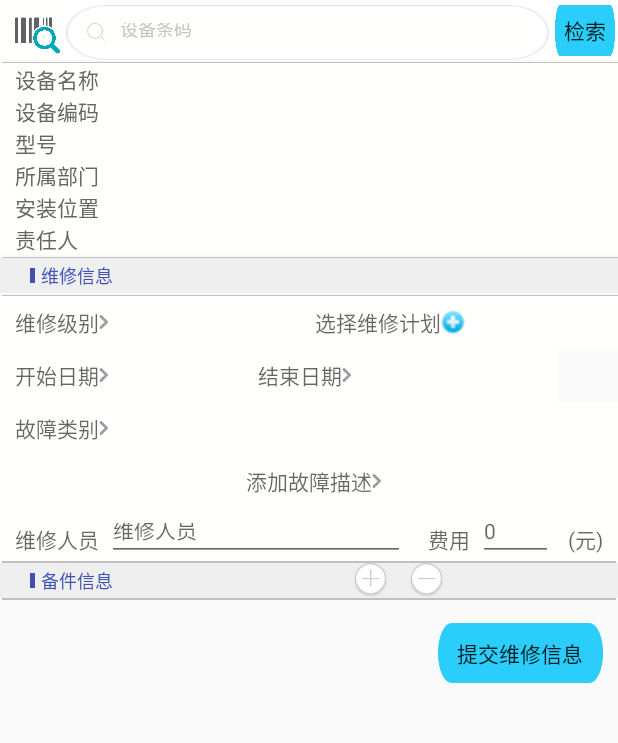
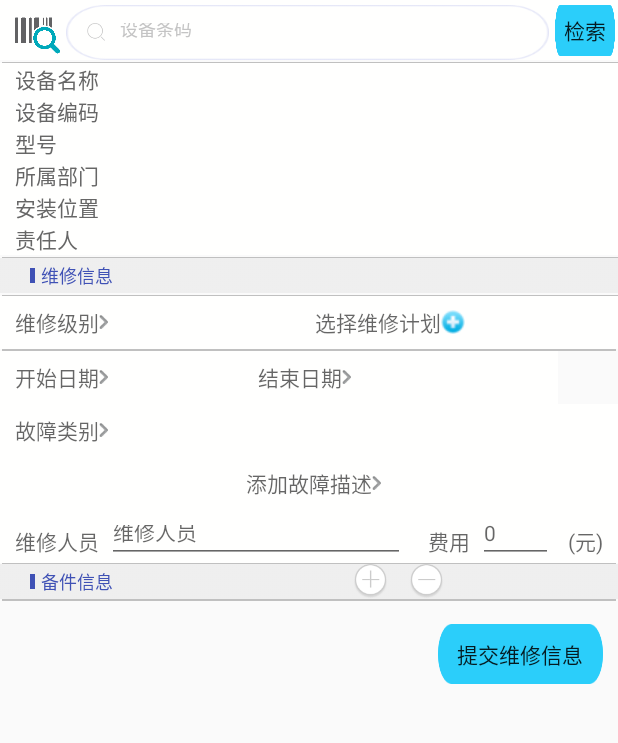
Before and after one commit to coderfruit/EamsAppV2, an Android app: the layout activity_repairment_report.xml on its own in the app's theme, with its tools: preview values and no code run, on a phone screen of 412 x 824 dp, the part 69-812 px from its top. Run offline under Robolectric (Android 15) with nearby library versions, the phone set to English and light mode, and no system bars.

Commit message:
201809019 tzq

```diff
--- a/app/src/main/res/layout/activity_repairment_report.xml
+++ b/app/src/main/res/layout/activity_repairment_report.xml
@@ -216,8 +216,25 @@
 
 
             </RelativeLayout>
+            <View
+                android:layout_width="match_parent"
+                android:layout_height="0.5dp"
+                android:layout_marginLeft="1dp"
+                android:layout_marginRight="1dp"
+                android:background="@color/white6" />
 
-
+            <ListView
+                android:id="@+id/mLv_Show_plan"
+                android:layout_width="match_parent"
+                android:layout_height="0dp"
+                android:background="@color/white"
+                android:visibility="gone" />
+            <View
+                android:layout_width="match_parent"
+                android:layout_height="0.5dp"
+                android:layout_marginLeft="1dp"
+                android:layout_marginRight="1dp"
+                android:background="@color/white6" />
             <LinearLayout
                 android:layout_width="match_parent"
                 android:layout_height="35dp"
@@ -417,19 +434,7 @@
             </LinearLayout>
 
 
-            <View
-                android:layout_width="match_parent"
-                android:layout_height="0.5dp"
-                android:layout_marginLeft="1dp"
-                android:layout_marginRight="1dp"
-                android:background="@color/white6" />
 
-            <ListView
-                android:id="@+id/mLv_Show_Imgs"
-                android:layout_width="match_parent"
-                android:layout_height="0dp"
-                android:background="@color/white"
-                android:visibility="gone" />
 
 
             <View
@@ -492,7 +497,7 @@
                 android:background="@color/white6" />
 
             <ListView
-                android:id="@+id/mLv_DataList_Plan"
+                android:id="@+id/mLv_DataList_Spare"
                 android:layout_width="match_parent"
                 android:layout_height="wrap_content"
                 android:layout_weight="1"
```
Also changed, not shown: app/src/main/java/com/grandhyatt/snowbeer/network/request/RepairmentReportingRequest.java (added, +167 -0 lines).
